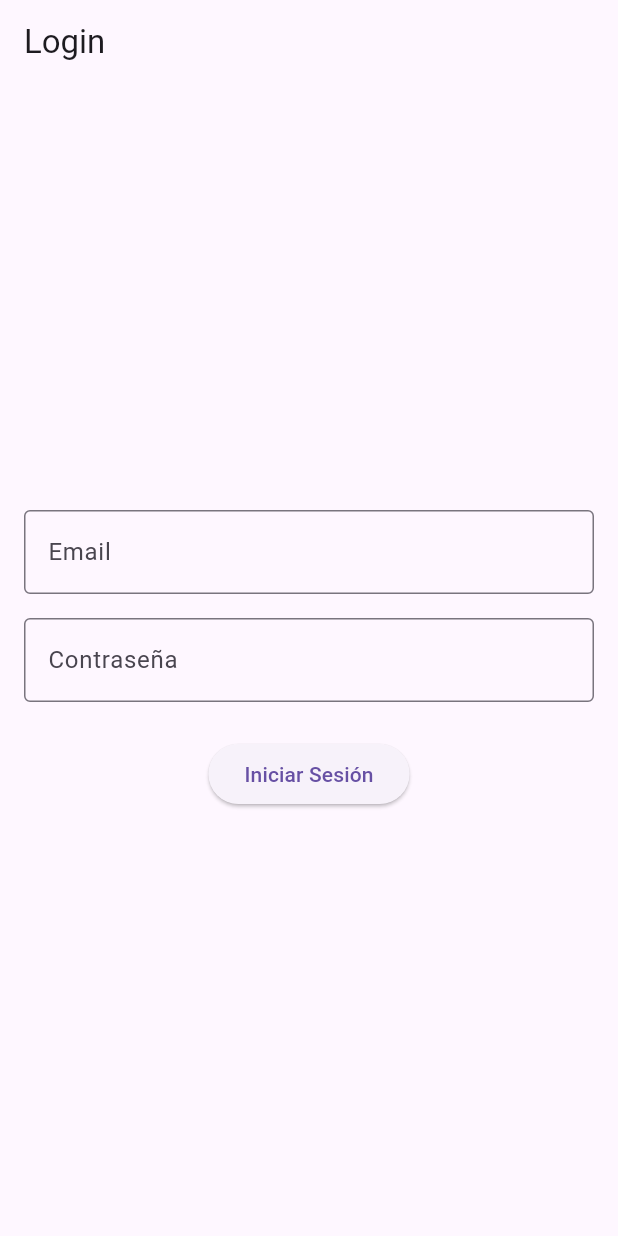
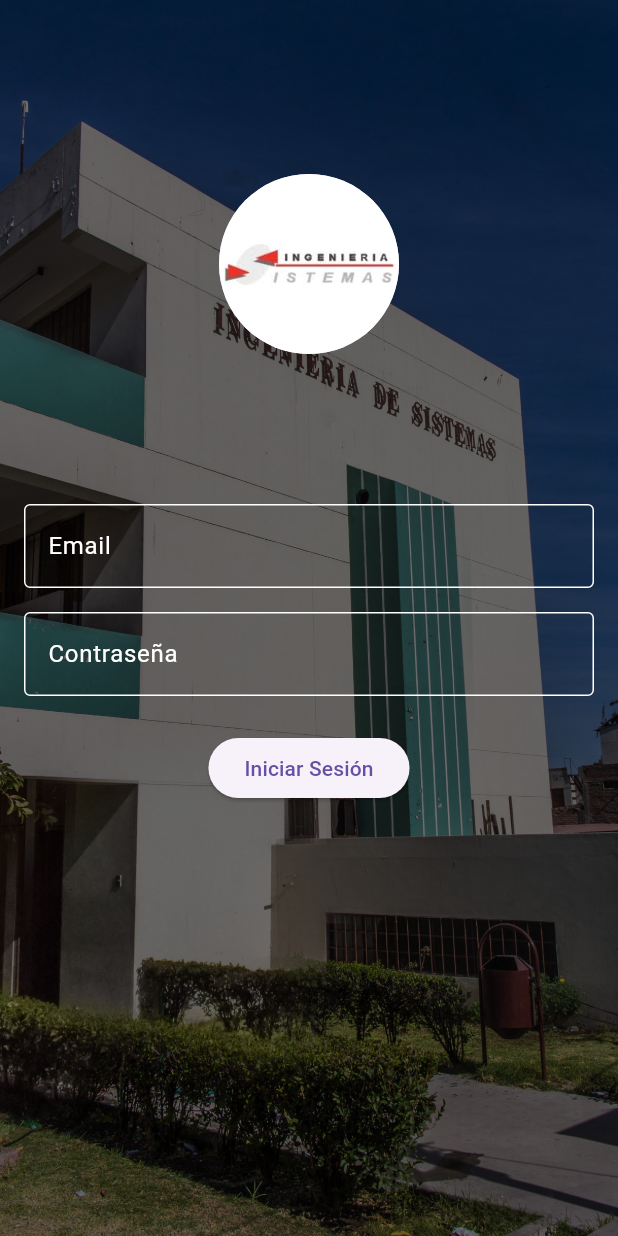
Before and after one commit to ktorres63/Enroll-System, a Flutter app: the screen it shows after launch, on a phone screen of 412 x 824 dp. Run offline on Flutter 3.47's test engine with Material 3 defaults, Android fonts, the phone set to English and light mode, and no system bars.

Commit message:
Add login page

```diff
--- a/lib/main.dart
+++ b/lib/main.dart
@@ -1,5 +1,4 @@
 // main.dart
-import 'package:enrollment_system/screens/home_page.dart';
 import 'package:flutter/material.dart';
 import 'package:enrollment_system/screens/login_page.dart';
 
--- a/lib/screens/login_page.dart
+++ b/lib/screens/login_page.dart
@@ -1,6 +1,5 @@
 import 'package:flutter/material.dart';
 import 'package:enrollment_system/screens/home_page.dart';
-
 
 class LoginPage extends StatefulWidget {
   const LoginPage({super.key});
@@ -17,21 +16,55 @@ class _LoginPageState extends State<LoginPage> {
   @override
   Widget build(BuildContext context) {
     return Scaffold(
-      appBar: AppBar(
-        title: const Text('Login'),
+      resizeToAvoidBottomInset: false,
+      body: Stack(
+        children: [
+          Positioned.fill(
+            child: ColorFiltered(
+              colorFilter: ColorFilter.mode(
+                Colors.black.withOpacity(0.5),
+                BlendMode.darken,
               ),
-      body: Padding(
+              child: Image.asset(
+                'assets/edificio.jpg',
+                fit: BoxFit.cover,
+              ),
+            ),
+          ),
+          // Contenido
+          SingleChildScrollView(
+            child: Container(
+              height: MediaQuery.of(context).size.height ,
               padding: const EdgeInsets.all(16.0),
-        child: Form(
+              child: Column(
+                mainAxisAlignment: MainAxisAlignment.start,
+                children: [
+                  const SizedBox(height: 100), // Espacio para el logo
+                  const CircleAvatar(
+                    radius: 60,
+                    backgroundImage: AssetImage(
+                        'assets/logoIS.jpeg'), // Cambia esta ruta a la de tu logo
+                  ),
+                  const SizedBox(height: 100), // Espacio debajo del logo
+                  Form(
                     key: _formKey,
                     child: Column(
-            mainAxisAlignment: MainAxisAlignment.center,
                       children: [
                         TextFormField(
                           controller: _emailController,
+                          style: const TextStyle(
+                            color: Colors.white
+                          ),
                           decoration: const InputDecoration(
                             labelText: 'Email',
+                            labelStyle: TextStyle(color:Colors.white),
                             border: OutlineInputBorder(),
+                            enabledBorder: OutlineInputBorder(
+                              borderSide: BorderSide(color: Colors.white),
+                            ),
+                            focusedBorder: OutlineInputBorder(
+                              borderSide: BorderSide(color: Colors.white),
+                            ),
                           ),
                           validator: (value) {
                             if (value == null || value.isEmpty) {
@@ -43,9 +76,19 @@ class _LoginPageState extends State<LoginPage> {
                         const SizedBox(height: 16),
                         TextFormField(
                           controller: _passwordController,
+                           style: const TextStyle(
+                            color: Colors.white
+                          ),
                           decoration: const InputDecoration(
                             labelText: 'Contraseña',
+                            labelStyle: TextStyle(color:Colors.white),
                             border: OutlineInputBorder(),
+                            enabledBorder: OutlineInputBorder(
+                              borderSide: BorderSide(color: Colors.white),
+                            ),
+                            focusedBorder: OutlineInputBorder(
+                              borderSide: BorderSide(color: Colors.white),
+                            ),
                           ),
                           obscureText: true,
                           validator: (value) {
@@ -61,7 +104,9 @@ class _LoginPageState extends State<LoginPage> {
                             if (_formKey.currentState!.validate()) {
                               Navigator.pushReplacement(
                                 context,
-                      MaterialPageRoute(builder: (context) => const HomePage()),
+                                MaterialPageRoute(
+                                  builder: (context) => const HomePage(),
+                                ),
                               );
                             }
                           },
@@ -70,6 +115,11 @@ class _LoginPageState extends State<LoginPage> {
                       ],
                     ),
                   ),
+                ],
+              ),
+            ),
+          ),
+        ],
       ),
     );
   }
--- a/pubspec.yaml
+++ b/pubspec.yaml
@@ -59,9 +59,9 @@ flutter:
   uses-material-design: true
 
   # To add assets to your application, add an assets section, like this:
-  # assets:
-  #   - images/a_dot_burr.jpeg
-  #   - images/a_dot_ham.jpeg
+  assets:
+    - assets/edificio.jpg
+    - assets/logoIS.jpeg
 
   # An image asset can refer to one or more resolution-specific "variants", see
   # https://flutter.dev/to/resolution-aware-images
```
Also changed, not shown: assets/edificio.jpg (added), assets/logoIS.jpeg (added). Lines whose indentation alone changed are shown as unchanged.
